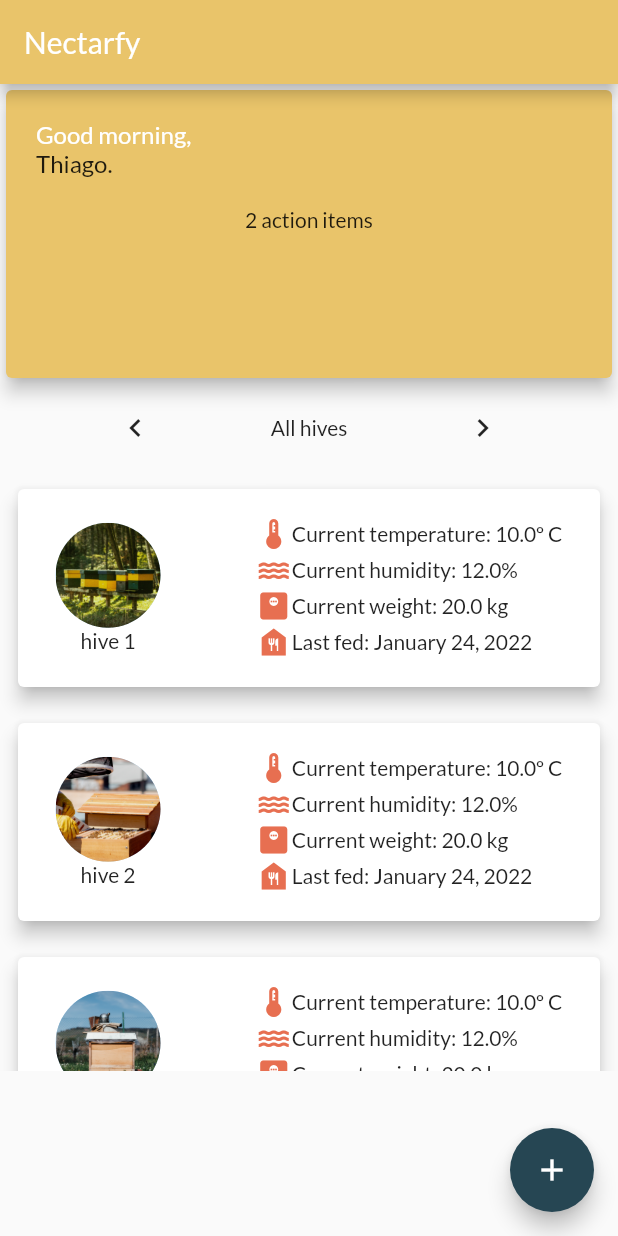
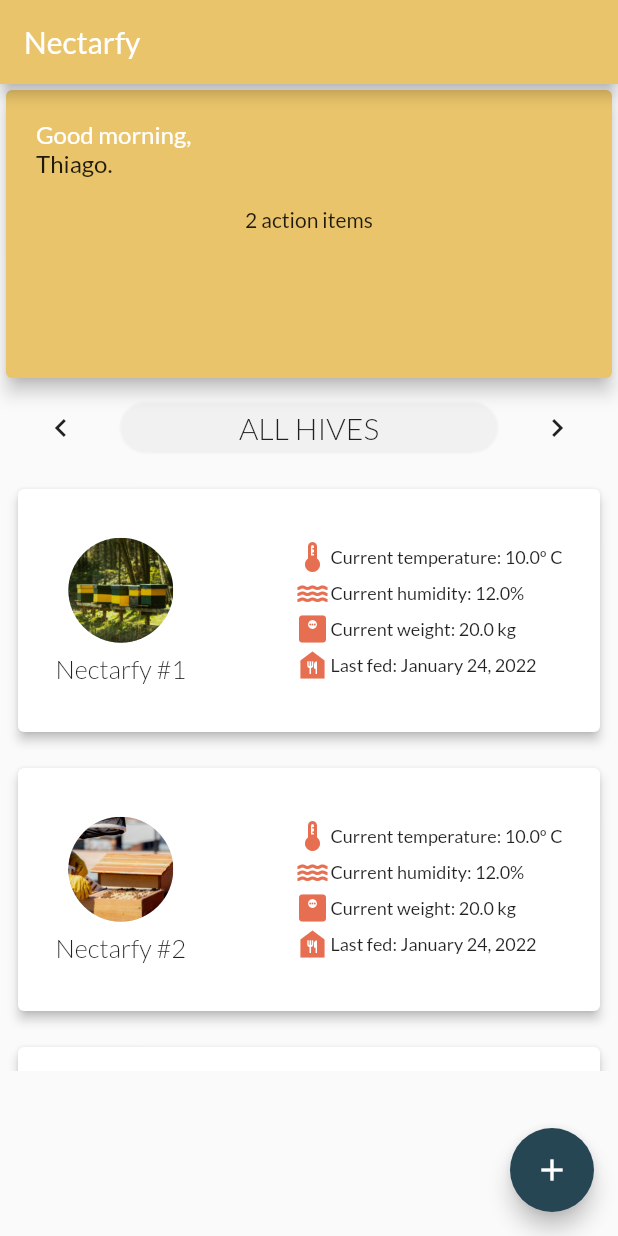
Before and after one commit to leowei31/nectarfy-app, a Flutter app: the screen it shows after launch, on a phone screen of 412 x 824 dp. Run offline on Flutter 3.47's test engine with Material 2 defaults, Android fonts, the light colour scheme and no system bars.

Commit message:
additional styling

```diff
--- a/app/lib/widgets/hive_module/hive_card.dart
+++ b/app/lib/widgets/hive_module/hive_card.dart
@@ -11,11 +11,11 @@ class HiveCard extends StatelessWidget {
   @override
   Widget build(BuildContext context) {
     return Container(
-      height: 140,
+      height: 170,
       width: double.infinity,
       margin: const EdgeInsets.all(8),
       child: Card(
-        elevation: 5,
+        elevation: 3,
         child: Row(
           mainAxisAlignment: MainAxisAlignment.spaceBetween,
           children: <Widget>[
@@ -29,7 +29,12 @@ class HiveCard extends StatelessWidget {
                         backgroundImage: AssetImage('assets/images/${hive.getProfilePicPath()}'),
                         radius: 35,
                       ),
-                    Text(hive.getName())
+                    Container(
+                      margin: const EdgeInsets.only(top: 7),
+                      child: Text(
+                        hive.getName(),
+                        style: const TextStyle(fontSize: 17, fontWeight: FontWeight.w300),
+                    )),
                   ]),
             ),
             Container(
@@ -44,28 +49,40 @@ class HiveCard extends StatelessWidget {
                         Icons.thermostat,
                         color: Color.fromRGBO(231, 111, 81, 100),
                       ),
-                      Text('Current temperature: ${hive.getTemperature().toString()}º C')
+                      Text(
+                        'Current temperature: ${hive.getTemperature().toString()}º C',
+                        style: const TextStyle(fontSize: 12),
+                      )
                     ]),
                     Row(children: <Widget>[
                       const Icon(
                         Icons.water,
                         color: Color.fromRGBO(231, 111, 81, 100),
                       ),
-                      Text('Current humidity: ${hive.getHumidity().toString()}%')
+                      Text(
+                        'Current humidity: ${hive.getHumidity().toString()}%',
+                        style: const TextStyle(fontSize: 12),
+                      )
                     ]),
                     Row(children: <Widget>[
                       const Icon(
                         Icons.monitor_weight,
                         color: Color.fromRGBO(231, 111, 81, 100),
                       ),
-                      Text('Current weight: ${hive.getWeight().toString()} kg')
+                      Text(
+                        'Current weight: ${hive.getWeight().toString()} kg',
+                        style: const TextStyle(fontSize: 12),
+                      )
                     ]),
                     Row(children: <Widget>[
                       const Icon(
                         Icons.food_bank,
                         color: Color.fromRGBO(231, 111, 81, 100),
                       ),
-                      Text('Last fed: ${DateFormat.yMMMMd().format(hive.getLastFed())}')
+                      Text(
+                        'Last fed: ${DateFormat.yMMMMd().format(hive.getLastFed())}',
+                        style: const TextStyle(fontSize: 12),
+                      )
                     ]),
               ],)),
         ],),
--- a/app/lib/widgets/hive_module/hive_list.dart
+++ b/app/lib/widgets/hive_module/hive_list.dart
@@ -13,9 +13,9 @@ class HiveList extends StatefulWidget {
 class _HiveListState extends State<HiveList> {
 
   final List<Hive> listOfHives = [
-    Hive(id: 'h1', name: 'hive 1', ownerId: '0', humidity: 12, temperature: 10, weight: 20, lastFed: DateTime.now(), hasActions: false, profilePicPath: 'hive_1.jpg'),
-    Hive(id: 'h2', name: 'hive 2', ownerId: '0', humidity: 12, temperature: 10, weight: 20, lastFed: DateTime.now(), hasActions: true, profilePicPath: 'hive_2.jpg'),
-    Hive(id: 'h3', name: 'hive 3', ownerId: '0', humidity: 12, temperature: 10, weight: 20, lastFed: DateTime.now(), hasActions: true, profilePicPath: 'hive_3.jpg'),
+    Hive(id: 'h1', name: 'Nectarfy #1', ownerId: '0', humidity: 12, temperature: 10, weight: 20, lastFed: DateTime.now(), hasActions: false, profilePicPath: 'hive_1.jpg'),
+    Hive(id: 'h2', name: 'Nectarfy #2', ownerId: '0', humidity: 12, temperature: 10, weight: 20, lastFed: DateTime.now(), hasActions: true, profilePicPath: 'hive_2.jpg'),
+    Hive(id: 'h3', name: 'Nectarfy #3', ownerId: '0', humidity: 12, temperature: 10, weight: 20, lastFed: DateTime.now(), hasActions: true, profilePicPath: 'hive_3.jpg'),
   ];
 
   final List<Hive> actionList = [
@@ -41,7 +41,24 @@ class _HiveListState extends State<HiveList> {
             mainAxisAlignment: MainAxisAlignment.spaceEvenly,
             children: <Widget>[
               IconButton(onPressed: changeCategoryHandler, icon: const Icon(Icons.keyboard_arrow_left_outlined)),
-              Text(allHives ? 'All hives' : 'Action items'),
+              Container(
+                width: 250,
+                height: 32,
+                decoration: BoxDecoration(
+                  borderRadius: const BorderRadius.all(Radius.circular(20)),
+                  boxShadow: [
+                    BoxShadow(
+                      color: Colors.grey.withOpacity(0.1),
+                      spreadRadius: 1,
+                      blurRadius: 0.5,
+                    )
+                  ]
+                ),
+                child: Center(child: Text(
+                  allHives ? 'ALL HIVES' : 'ACTION ITEMS',
+                  style: const TextStyle(fontSize: 20, fontWeight: FontWeight.w300),
+                )),
+              ),
               IconButton(onPressed: changeCategoryHandler, icon: const Icon(Icons.keyboard_arrow_right_outlined)),
         ],),),
 
```
